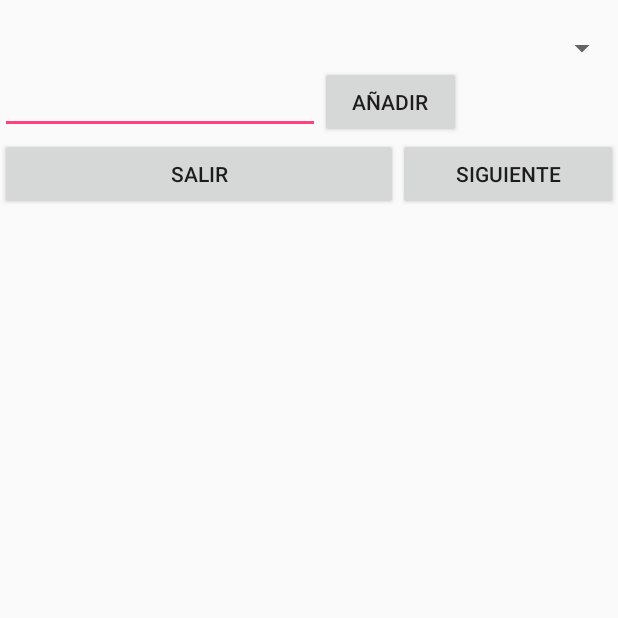
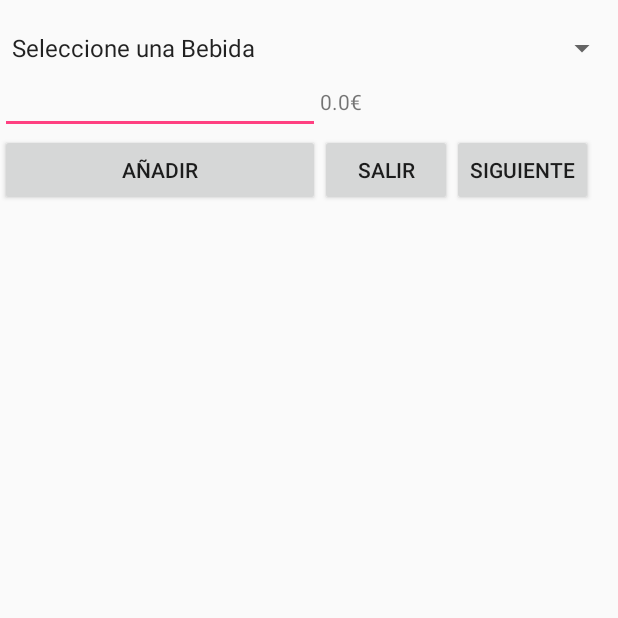
Before and after one commit to Iborrezo/ProyectoAndroid, an Android app: the Bebidas screen opened directly, with no data from a screen before it, on a phone screen of 412 x 824 dp, the top half of it. Run offline under Robolectric (Android 15) with nearby library versions, the phone set to English and light mode, and no system bars; 2 statements that could not run were skipped.

```diff
--- a/app/src/main/java/com/example/adminportatil/cebanctortillas/Bebidas.java
+++ b/app/src/main/java/com/example/adminportatil/cebanctortillas/Bebidas.java
@@ -2,21 +2,31 @@ package com.example.adminportatil.cebanctortillas;
 
 import android.app.Activity;
 import android.os.Bundle;
+import android.view.View;
+import android.widget.AdapterView;
+import android.widget.ArrayAdapter;
 import android.widget.Button;
 import android.widget.EditText;
 import android.widget.Spinner;
+import android.widget.TextView;
+import android.widget.Toast;
 
 import java.util.ArrayList;
 
 public class Bebidas extends Activity{
-
-
+    void showToast(CharSequence msg) {
+        Toast.makeText(this, msg, Toast.LENGTH_SHORT).show();
+    }
     private Spinner spBebida;
     private EditText edtCantidad;
     private Button btnAñadir;
     private Button btnSalir;
     private Button btnSiguiente;
+    private TextView txtPrecio;
     ArrayList<Producto> listaCompra;
+
+    final double prBebidas[] = {0, 2, 1.75, 1.75, 2.20, 2.50, 1};
+
     @Override
     protected void onCreate(Bundle savedInstanceState) {
         super.onCreate(savedInstanceState);
@@ -26,17 +36,36 @@ public class Bebidas extends Activity{
         String infPers = extra.getString("infPers");
         listaCompra = (ArrayList<Producto>)extra.getSerializable("ArrayProducto");
 
-
-
-
         spBebida =(Spinner) findViewById(R.id.spBebida);
         edtCantidad=(EditText)findViewById(R.id.edtCantidad2);
         btnAñadir=(Button) findViewById(R.id.btnAñadir2);
         btnSalir=(Button) findViewById(R.id.btnSalir2);
         btnSiguiente=(Button) findViewById(R.id.btnSiguiente3);
+        btnSiguiente=(Button) findViewById(R.id.btnSiguiente3);
+        txtPrecio=(TextView) findViewById(R.id.txtPrecio);
+
+        String[] bebidas = {"Seleccione una Bebida","Cocacola", "Kas Limon", "Kas Naranja","Nestea", "Cerveza", "Agua" };
+        ArrayAdapter<String> adapBebidas = new ArrayAdapter<String>(this, android.R.layout.simple_spinner_item, bebidas);
+        spBebida.setAdapter(adapBebidas);
+
+
+        spBebida.setOnItemSelectedListener(
+                new AdapterView.OnItemSelectedListener() {
+                    public void onItemSelected(
+                            AdapterView<?> parent, View view, int position, long id) {
+                        txtPrecio.setText(prBebidas[position]+"€");
 
 
 
+                    }
+
+                    public void onNothingSelected(AdapterView<?> parent) {
+
+                    }
+                });
+
     }
 
+
+
 }
--- a/app/src/main/java/com/example/adminportatil/cebanctortillas/Pedido.java
+++ b/app/src/main/java/com/example/adminportatil/cebanctortillas/Pedido.java
@@ -56,6 +56,7 @@ public class Pedido extends Activity {
         txtTipo = (TextView) findViewById(R.id.txtTipo);
         txtHuevo = (TextView) findViewById(R.id.txtHuevo);
         txtCantidadTot = (TextView) findViewById(R.id.txtCantidadTot);
+
         String[] tamaño = {"Individual", "Familiar"};
         ArrayAdapter<String> adapTamaño = new ArrayAdapter<String>(this, android.R.layout.simple_spinner_item, tamaño);
         String[] tipo = {"Patata", "Verduras", "Bacalao", "Jamón Ibérico", "Queso Idiazabal", "Hongos"};
--- a/app/src/main/res/layout/activity_bebidas.xml
+++ b/app/src/main/res/layout/activity_bebidas.xml
@@ -27,11 +27,12 @@
                 android:ems="10"
                 android:id="@+id/edtCantidad2" />
 
-            <Button
-                android:text="@string/btnAñadir"
+            <TextView
+                android:text="TextView"
                 android:layout_width="wrap_content"
                 android:layout_height="wrap_content"
-                android:id="@+id/btnAñadir2" />
+                android:id="@+id/txtPrecio" />
+
         </TableRow>
 
         <TableRow
@@ -39,18 +40,21 @@
             android:layout_height="match_parent" >
 
             <Button
+                android:text="@string/btnAñadir"
+                android:layout_width="wrap_content"
+                android:layout_height="wrap_content"
+                android:id="@+id/btnAñadir2" />
+
+            <Button
                 android:text="@string/btnSalir"
                 android:layout_width="wrap_content"
                 android:layout_height="wrap_content"
-                android:layout_weight="1"
                 android:id="@+id/btnSalir2" />
 
             <Button
                 android:text="@string/btnSiguiente"
                 android:layout_width="wrap_content"
                 android:layout_height="wrap_content"
-                android:layout_weight="1"
-                android:elevation="1dp"
                 android:id="@+id/btnSiguiente3" />
         </TableRow>
 
```
